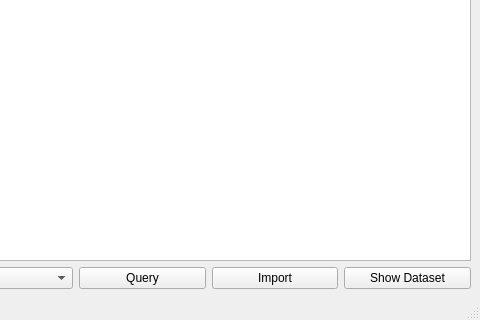
Qt form ui/ui_main.ui (akanksha7/CineMate) before a commit; both pictures show x 329 to 809 and y 281 to 601 of the 809 by 601 pixel window.
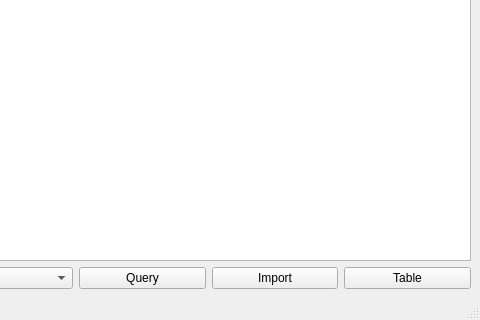
The same form after that commit.

The edit to the form file:
```diff
--- a/ui/ui_main.ui
+++ b/ui/ui_main.ui
@@ -46,7 +46,7 @@
         <item>
          <widget class="QPushButton" name="openTable">
           <property name="text">
-           <string>Show Dataset</string>
+           <string>Table</string>
           </property>
          </widget>
         </item>
```
